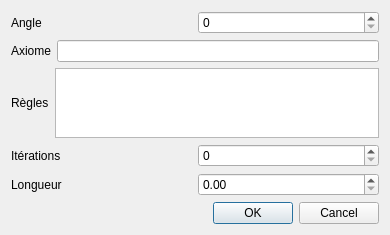
First picture: the form in settings.ui, repository Kr4unos/M2_TREE, before the edit.
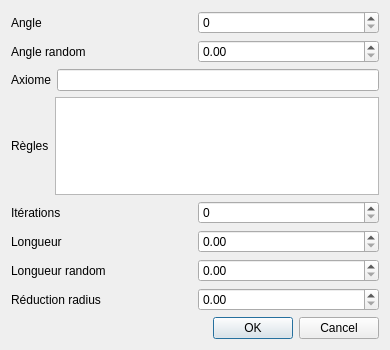
Second picture: the form after the edit.

```diff
--- a/settings.ui
+++ b/settings.ui
@@ -7,7 +7,7 @@
     <x>0</x>
     <y>0</y>
     <width>390</width>
-    <height>201</height>
+    <height>350</height>
    </rect>
   </property>
   <property name="windowTitle">
@@ -30,6 +30,20 @@
        </item>
       </layout>
      </item>
+     <item>
+      <layout class="QHBoxLayout" name="horizontalLayout_7">
+       <item>
+        <widget class="QLabel" name="angleRandom_label">
+         <property name="text">
+          <string>Angle random</string>
+         </property>
+        </widget>
+       </item>
+       <item>
+        <widget class="QDoubleSpinBox" name="angleRandom_input"/>
+       </item>
+      </layout>
+     </item>
      <item>
       <layout class="QHBoxLayout" name="horizontalLayout_2">
        <item>
@@ -90,6 +104,34 @@
        </item>
       </layout>
      </item>
+     <item>
+      <layout class="QHBoxLayout" name="horizontalLayout_8">
+       <item>
+        <widget class="QLabel" name="longueurRandom_label">
+         <property name="text">
+          <string>Longueur random</string>
+         </property>
+        </widget>
+       </item>
+       <item>
+        <widget class="QDoubleSpinBox" name="longueurRandom_input"/>
+       </item>
+      </layout>
+     </item>
+     <item>
+      <layout class="QHBoxLayout" name="horizontalLayout_6">
+       <item>
+        <widget class="QLabel" name="reductionRadius_label">
+         <property name="text">
+          <string>Réduction radius</string>
+         </property>
+        </widget>
+       </item>
+       <item>
+        <widget class="QDoubleSpinBox" name="reductionRadius_input"/>
+       </item>
+      </layout>
+     </item>
     </layout>
    </item>
    <item>
```
